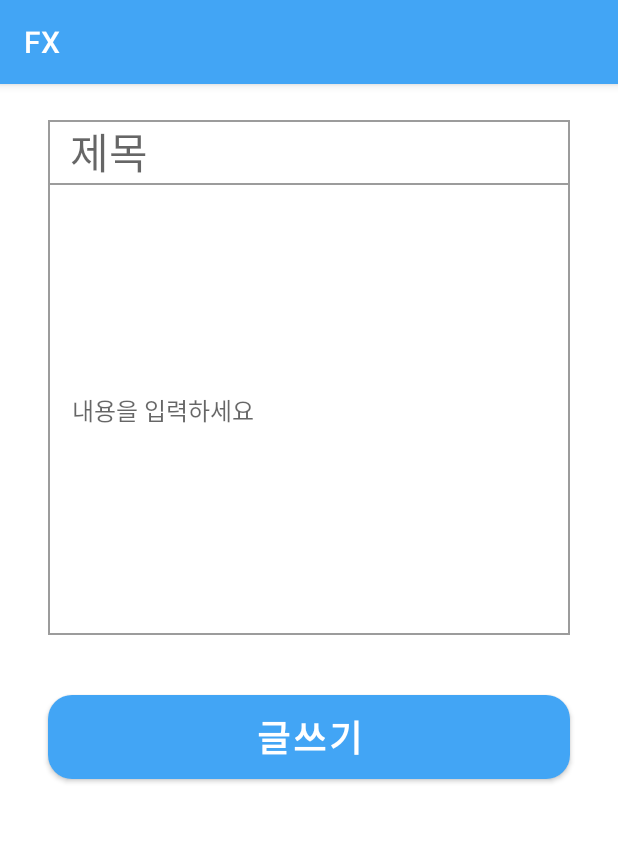
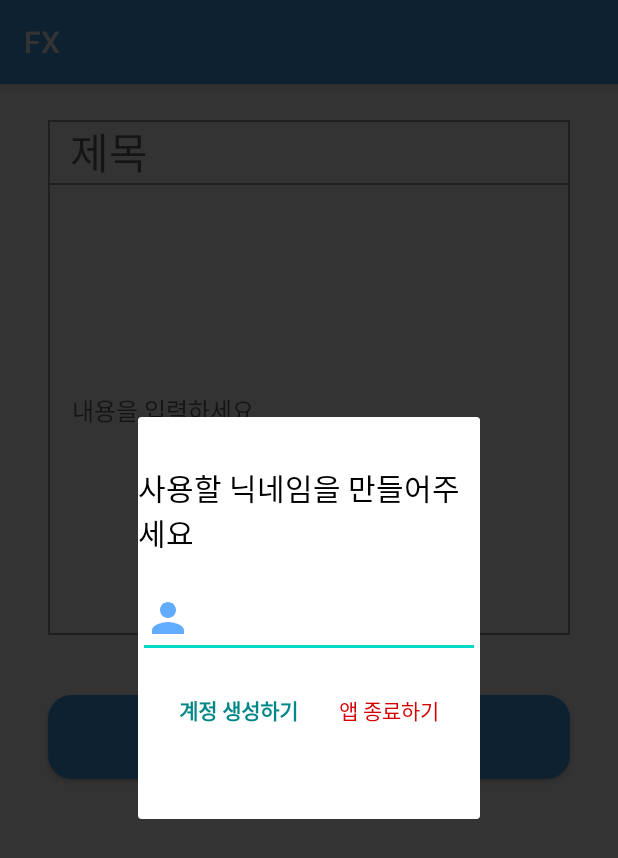
Before and after one commit to LonerStayle/FX, an Android app: the NoticeBoardUpLoadFragment screen opened through its navigation route, on a phone screen of 412 x 824 dp. Shown: the top 858 px of the screen. Run offline under Robolectric (Android 15) with nearby library versions, the phone set to English and light mode, and no system bars; our stand-ins replace Firebase (no records; nobody signed in at launch, a user with empty details on screens opened directly), Room's generated code, data binding, navigation-ui; 1 statement that could not run was skipped.

Commit message:
[ADD] 게시글 업로드기능 삽입, 코드최적화

```diff
--- a/app/src/main/java/kr/loner/fx/db/dao/RoomDao.kt
+++ b/app/src/main/java/kr/loner/fx/db/dao/RoomDao.kt
@@ -12,6 +12,6 @@ interface RoomDao {
     fun getUser():LiveData<UserData>
 
     @Insert(onConflict = OnConflictStrategy.REPLACE)
-    fun userUpdate(it: UserData)
+    fun userUpdate(user: UserData)
 
 }
--- a/app/src/main/java/kr/loner/fx/db/database/RoomDataBase.kt
+++ b/app/src/main/java/kr/loner/fx/db/database/RoomDataBase.kt
@@ -4,12 +4,16 @@ import android.content.Context
 import androidx.room.Database
 import androidx.room.Room
 import androidx.room.RoomDatabase
+import androidx.room.TypeConverters
 import kr.loner.fx.db.dao.RoomDao
+import kr.loner.fx.db.entity.UserData
+import kr.loner.fx.db.entity.UserDataLikeListConverter
 
 
-@Database(entities = [Class::class],version = 1)
+@Database(entities = [UserData::class],version = 2)
+@TypeConverters(UserDataLikeListConverter::class)
 abstract class RoomDataBase : RoomDatabase() {
-    abstract val itDao: RoomDao
+    abstract val userDao: RoomDao
 
     companion object{
         @Volatile
@@ -18,11 +22,10 @@ abstract class RoomDataBase : RoomDatabase() {
             INSTANCE?:Room.databaseBuilder(
                 context,
                 RoomDataBase::class.java,
-                "Room_DataBase"
+                "UserDatabase"
             ).fallbackToDestructiveMigration().build().also {
                 INSTANCE = it
             }
         }
     }
-
 }
--- a/app/src/main/java/kr/loner/fx/db/entity/Reply.kt
+++ b/app/src/main/java/kr/loner/fx/db/entity/Reply.kt
@@ -1,6 +1,7 @@
 package kr.loner.fx.db.entity
 
 import android.os.Parcelable
+import androidx.room.TypeConverters
 import com.google.firebase.Timestamp
 import com.google.firebase.firestore.ServerTimestamp
 import kotlinx.parcelize.Parcelize
--- a/app/src/main/java/kr/loner/fx/db/entity/UserData.kt
+++ b/app/src/main/java/kr/loner/fx/db/entity/UserData.kt
@@ -1,14 +1,15 @@
 package kr.loner.fx.db.entity
 
 import android.os.Parcelable
-import androidx.room.Entity
-import androidx.room.PrimaryKey
+import androidx.room.*
 import kotlinx.parcelize.Parcelize
 
 @Entity
 @Parcelize
 data class UserData(
+    @PrimaryKey
     val idx:Long = 0L,
     val name:String,
+    @TypeConverters(UserDataLikeListConverter::class)
     val likeList:List<String> = listOf(),
 ): Parcelable
--- a/app/src/main/java/kr/loner/fx/ui/base/BaseDialog.kt
+++ b/app/src/main/java/kr/loner/fx/ui/base/BaseDialog.kt
@@ -13,18 +13,13 @@ class BaseDialog<VDB : ViewDataBinding>(
     @LayoutRes val layoutId: Int,
 ) : Dialog(context) {
 
-    lateinit var binding: VDB
-    override fun onCreate(savedInstanceState: Bundle?) {
-        super.onCreate(savedInstanceState)
-        binding = DataBindingUtil.inflate<VDB>(layoutInflater, layoutId, null, false)
-            .apply {
-                setContentView(root)
-            }
-    }
+     val binding: VDB = DataBindingUtil.inflate<VDB>(layoutInflater, layoutId, null, false)
+         .apply {
+             setContentView(root)
+         }
 
     fun setWindowManager(gravity: Int, dimAmount: Float, transMode: Boolean) {
         WindowManager.LayoutParams().let {
-
 
             it.flags = WindowManager.LayoutParams.FLAG_DIM_BEHIND
             it.dimAmount = dimAmount
@@ -41,6 +36,7 @@ class BaseDialog<VDB : ViewDataBinding>(
             val dp = context.resources.displayMetrics.density
             it.height = (height * dp).toInt()
             it.width = (width * dp).toInt()
+            window?.setLayout(it.width,it.height)
         }
     }
 
--- a/app/src/main/java/kr/loner/fx/ui/base/BaseFragment.kt
+++ b/app/src/main/java/kr/loner/fx/ui/base/BaseFragment.kt
@@ -30,7 +30,7 @@ abstract class BaseFragment<VDB : ViewDataBinding>(
         binding = this
         getBinding {
                 setVariable(BR.vm, ViewModelProvider(this@BaseFragment,
-                    ViewModelFactory(RoomDataBase.getInstance(requireContext()).itDao)
+                    ViewModelFactory(RoomDataBase.getInstance(requireContext()).userDao)
                     )[viewModelCls])
 
         }
--- a/app/src/main/java/kr/loner/fx/ui/dest/main/MainFragment.kt
+++ b/app/src/main/java/kr/loner/fx/ui/dest/main/MainFragment.kt
@@ -1,11 +1,12 @@
 package kr.loner.fx.ui.dest.main
 
+import android.util.Log
 import android.view.Gravity
 import android.view.WindowManager
 import androidx.navigation.fragment.NavHostFragment
 import androidx.navigation.ui.NavigationUI
 import kr.loner.fx.R
-import kr.loner.fx.databinding.DialogUserCreateBinding
+import kr.loner.fx.databinding.DialogUsercreateBinding
 import kr.loner.fx.databinding.FragmentMainBinding
 import kr.loner.fx.db.entity.UserData
 import kr.loner.fx.ui.base.BaseDialog
@@ -15,7 +16,9 @@ import kr.loner.fx.viewmodel.MainViewModel
 class MainFragment :
     BaseFragment<FragmentMainBinding>(R.layout.fragment_main, MainViewModel::class.java) {
     override fun FragmentMainBinding.setDataBind() {
-        vm.userData.observe(viewLifecycleOwner, { it ?:setUserCreateDialogShow() })
+        vm!!.userData.observe(viewLifecycleOwner, {
+            it ?: setUserCreateDialogShow()
+        })
         setBottomNavi()
 
     }
@@ -28,20 +31,24 @@ class MainFragment :
     }
 
     private fun setUserCreateDialogShow() {
-        val dialog =
-            BaseDialog<DialogUserCreateBinding>(requireContext(), R.layout.dialog_userCreate)
-        dialog.setWindowManager(Gravity.CENTER, 0.8f, false)
-        dialog.setWindowLayoutControl(350, WindowManager.LayoutParams.WRAP_CONTENT)
-        dialog.setCancelable(false)
-        dialog.setCanceledOnTouchOutside(false)
-        dialog.binding.also { bind ->
-            bind.tvAppExit.setOnClickListener { requireActivity().finish() }
-            bind.tvUserCreate.setOnClickListener {
-                binding.vm.userDataUpdate(
-                    UserData(name = bind.etUserName.text.toString())
-                )
+            BaseDialog<DialogUsercreateBinding>(requireContext(), R.layout.dialog_usercreate).apply {
+                setWindowManager(Gravity.NO_GRAVITY, 0.8f, false)
+                setWindowLayoutControl(300,260)
+                setCancelable(false)
+                setCanceledOnTouchOutside(false)
+                show()
+                binding.also { bind ->
+                    bind.tvAppExit.setOnClickListener { requireActivity().finish() }
+                    bind.tvUserCreate.setOnClickListener {
+                       this@MainFragment.binding.vm!!.userDataUpdate(
+                            UserData(name = bind.etUserName.text.toString())
+                        )
+                        this.dismiss()
+                    }
+                }
             }
-        }
-        dialog.show()
+
+
+
     }
 }
--- a/app/src/main/java/kr/loner/fx/viewmodel/factory/ViewModelFactory.kt
+++ b/app/src/main/java/kr/loner/fx/viewmodel/factory/ViewModelFactory.kt
@@ -5,16 +5,20 @@ import androidx.lifecycle.ViewModelProvider
 import kr.loner.fx.db.dao.RoomDao
 import kr.loner.fx.repository.UserRepository
 import kr.loner.fx.viewmodel.MainViewModel
+import kr.loner.fx.viewmodel.NoticeBoardViewModel
 
 class ViewModelFactory (
     userDataSource: RoomDao
     ):ViewModelProvider.Factory{
     private val userRepository = UserRepository(userDataSource)
+    @Suppress("unchecked_cast")
     override fun <T : ViewModel?> create(modelClass: Class<T>): T {
         when{
             modelClass.isAssignableFrom(MainViewModel::class.java)->{
-                @Suppress("unchecked_cast")
                 return  MainViewModel(userRepository) as T
+            }
+            modelClass.isAssignableFrom(NoticeBoardViewModel::class.java)->{
+                return  NoticeBoardViewModel() as T
             }
         }
         throw IllegalAccessException("Unknown ViewModel")
--- /dev/null
+++ b/app/src/main/res/drawable/ic_baseline_create_24.xml
@@ -0,0 +1,5 @@
+<vector android:height="24dp" android:tint="#FFFFFF"
+    android:viewportHeight="24" android:viewportWidth="24"
+    android:width="24dp" xmlns:android="http://schemas.android.com/apk/res/android">
+    <path android:fillColor="@android:color/white" android:pathData="M3,17.25V21h3.75L17.81,9.94l-3.75,-3.75L3,17.25zM20.71,7.04c0.39,-0.39 0.39,-1.02 0,-1.41l-2.34,-2.34c-0.39,-0.39 -1.02,-0.39 -1.41,0l-1.83,1.83 3.75,3.75 1.83,-1.83z"/>
+</vector>
--- /dev/null
+++ b/app/src/main/res/layout/dialog_usercreate.xml
@@ -0,0 +1,62 @@
+<?xml version="1.0" encoding="utf-8"?>
+<layout xmlns:app="http://schemas.android.com/apk/res-auto"
+    xmlns:android="http://schemas.android.com/apk/res/android">
+
+    <androidx.constraintlayout.widget.ConstraintLayout
+        android:layout_width="wrap_content"
+        android:layout_height="wrap_content">
+
+        <EditText
+            android:id="@+id/et_userName"
+            android:layout_width="wrap_content"
+            android:layout_height="wrap_content"
+            android:drawableStart="@drawable/ic_baseline_person_32"
+            android:ems="13"
+            android:inputType="textPersonName"
+            android:maxLength="15"
+            android:textColor="@color/colorCommand"
+            android:textSize="16sp"
+            app:layout_constraintBottom_toBottomOf="parent"
+            app:layout_constraintEnd_toEndOf="parent"
+            app:layout_constraintStart_toStartOf="parent"
+            app:layout_constraintTop_toTopOf="parent" />
+
+        <TextView
+            android:id="@+id/textView3"
+            android:layout_width="wrap_content"
+            android:layout_height="wrap_content"
+            android:layout_marginBottom="16dp"
+            android:text="사용할 닉네임을 만들어주세요"
+            android:textColor="#000"
+            android:textSize="20sp"
+            app:layout_constraintBottom_toTopOf="@+id/et_userName"
+            app:layout_constraintEnd_toEndOf="parent"
+            app:layout_constraintStart_toStartOf="parent" />
+
+        <TextView
+            android:id="@+id/tv_appExit"
+            android:layout_width="wrap_content"
+            android:layout_height="wrap_content"
+            android:text="앱 종료하기"
+            android:textColor="@color/colorLike"
+            android:textSize="14sp"
+            app:layout_constraintBottom_toBottomOf="@+id/tv_userCreate"
+            app:layout_constraintEnd_toEndOf="@+id/et_userName"
+            app:layout_constraintStart_toEndOf="@+id/tv_userCreate"
+            app:layout_constraintTop_toTopOf="@+id/tv_userCreate" />
+
+        <TextView
+            android:id="@+id/tv_userCreate"
+            android:layout_width="wrap_content"
+            android:layout_height="wrap_content"
+            android:layout_marginTop="24dp"
+            android:text="계정 생성하기"
+            android:textColor="@color/teal_700"
+            android:textSize="14sp"
+            android:textStyle="bold"
+            app:layout_constraintEnd_toStartOf="@+id/tv_appExit"
+            app:layout_constraintStart_toStartOf="@+id/et_userName"
+            app:layout_constraintTop_toBottomOf="@+id/et_userName" />
+
+    </androidx.constraintlayout.widget.ConstraintLayout>
+</layout>
--- a/app/src/main/res/layout/fragment_noticeboard_upload.xml
+++ b/app/src/main/res/layout/fragment_noticeboard_upload.xml
@@ -7,6 +7,7 @@
         <variable
             name="vm"
             type="kr.loner.fx.viewmodel.MainViewModel" />
+
     </data>
     <androidx.constraintlayout.widget.ConstraintLayout
         android:layout_width="match_parent"
--- a/app/src/main/res/menu/notice_board_create.xml
+++ b/app/src/main/res/menu/notice_board_create.xml
@@ -4,7 +4,7 @@
 
     <item
         android:id="@+id/action_goToTheNoticeBoardUpload"
-        android:icon="@drawable/ic_baseline_thumb_up_14"
+        android:icon="@drawable/ic_baseline_create_24"
         android:title="글쓰기"
         app:showAsAction="ifRoom"/>
 
```
Also changed, not shown: app/build.gradle (+7 -2 lines), app/src/main/java/kr/loner/fx/db/entity/UserDataLikeListConverter.kt (added, +15 -0 lines), app/src/main/java/kr/loner/fx/ui/dest/main/NoticeBoardFragment.kt (+14 -4 lines), app/src/main/java/kr/loner/fx/ui/dest/main/NoticeBoardUpLoadFragment.kt (+10 -4 lines), app/src/main/java/kr/loner/fx/ui/util/bindingAdapter.kt (+7 -2 lines), app/src/main/java/kr/loner/fx/viewmodel/MainViewModel.kt (+7 -4 lines), app/src/main/res/layout/dialog_userCreate.xml (deleted, +0 -56 lines).
